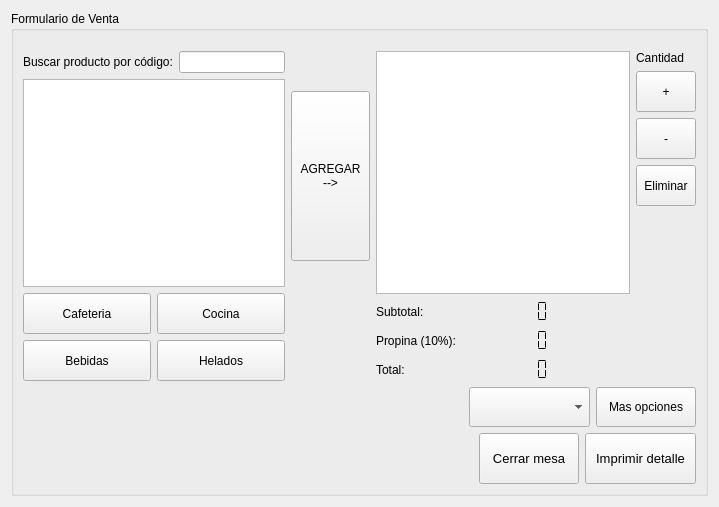
Above: nostro/ventas/formulario_venta.ui from manuell12/CafeNostro before the change. Below: the same form after it.
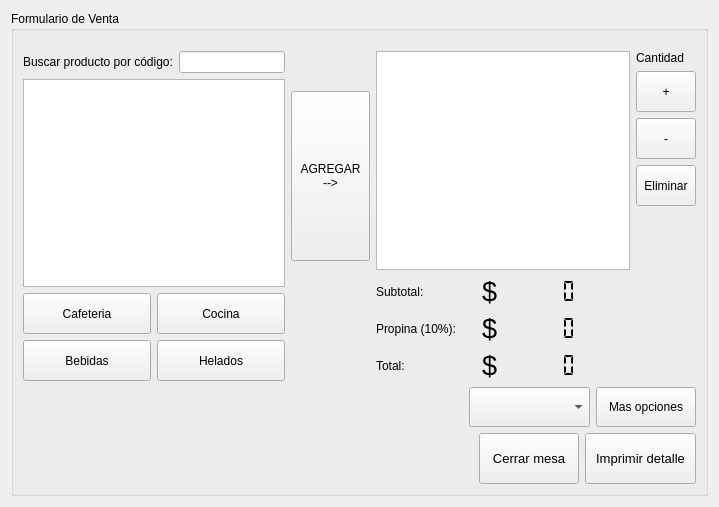
That is the form after the change.

Commit message: opciones en formulario venta: tipo de pago y ahora se muestran los productos repetidos

Diff of the .ui file:
```diff
--- a/nostro/ventas/formulario_venta.ui
+++ b/nostro/ventas/formulario_venta.ui
@@ -257,6 +257,13 @@
                 </property>
                </widget>
               </item>
+              <item>
+               <widget class="QLabel" name="label_price">
+                <property name="text">
+                 <string>&lt;html&gt;&lt;head/&gt;&lt;body&gt;&lt;p&gt;&lt;span style=&quot; font-size:20pt;&quot;&gt;$&lt;/span&gt;&lt;/p&gt;&lt;/body&gt;&lt;/html&gt;</string>
+                </property>
+               </widget>
+              </item>
               <item>
                <widget class="QLCDNumber" name="lcdNumber_subtotal">
                 <property name="minimumSize">
@@ -324,6 +331,13 @@
                 </property>
                </widget>
               </item>
+              <item>
+               <widget class="QLabel" name="label_price_2">
+                <property name="text">
+                 <string>&lt;html&gt;&lt;head/&gt;&lt;body&gt;&lt;p&gt;&lt;span style=&quot; font-size:20pt;&quot;&gt;$&lt;/span&gt;&lt;/p&gt;&lt;/body&gt;&lt;/html&gt;</string>
+                </property>
+               </widget>
+              </item>
               <item>
                <widget class="QLCDNumber" name="lcdNumber_propina">
                 <property name="minimumSize">
@@ -382,6 +396,13 @@
                 </property>
                </widget>
               </item>
+              <item>
+               <widget class="QLabel" name="label_price_3">
+                <property name="text">
+                 <string>&lt;html&gt;&lt;head/&gt;&lt;body&gt;&lt;p&gt;&lt;span style=&quot; font-size:20pt;&quot;&gt;$&lt;/span&gt;&lt;/p&gt;&lt;/body&gt;&lt;/html&gt;</string>
+                </property>
+               </widget>
+              </item>
               <item>
                <widget class="QLCDNumber" name="lcdNumber_total">
                 <property name="minimumSize">
```
The commit also changes 5 other files.
